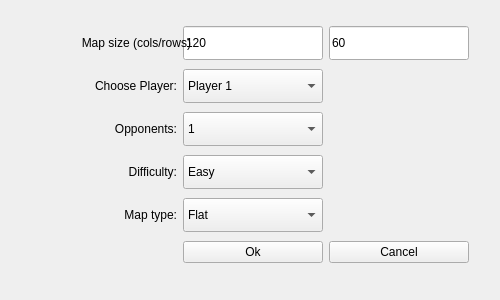
This is GameDemonstrator/dialogs/CreateNewMapDialog.ui in raubwuerger/StrategicGameProject as Qt 5 draws it before an edit. The edited form follows.
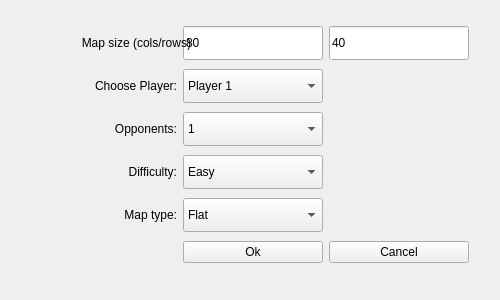
This is the edited form.

The edit to the form file:
```diff
--- a/GameDemonstrator/dialogs/CreateNewMapDialog.ui
+++ b/GameDemonstrator/dialogs/CreateNewMapDialog.ui
@@ -89,7 +89,7 @@
        </size>
       </property>
       <property name="text">
-       <string>120</string>
+       <string>80</string>
       </property>
      </widget>
     </item>
@@ -153,7 +153,7 @@
        </size>
       </property>
       <property name="text">
-       <string>60</string>
+       <string>40</string>
       </property>
      </widget>
     </item>
```
